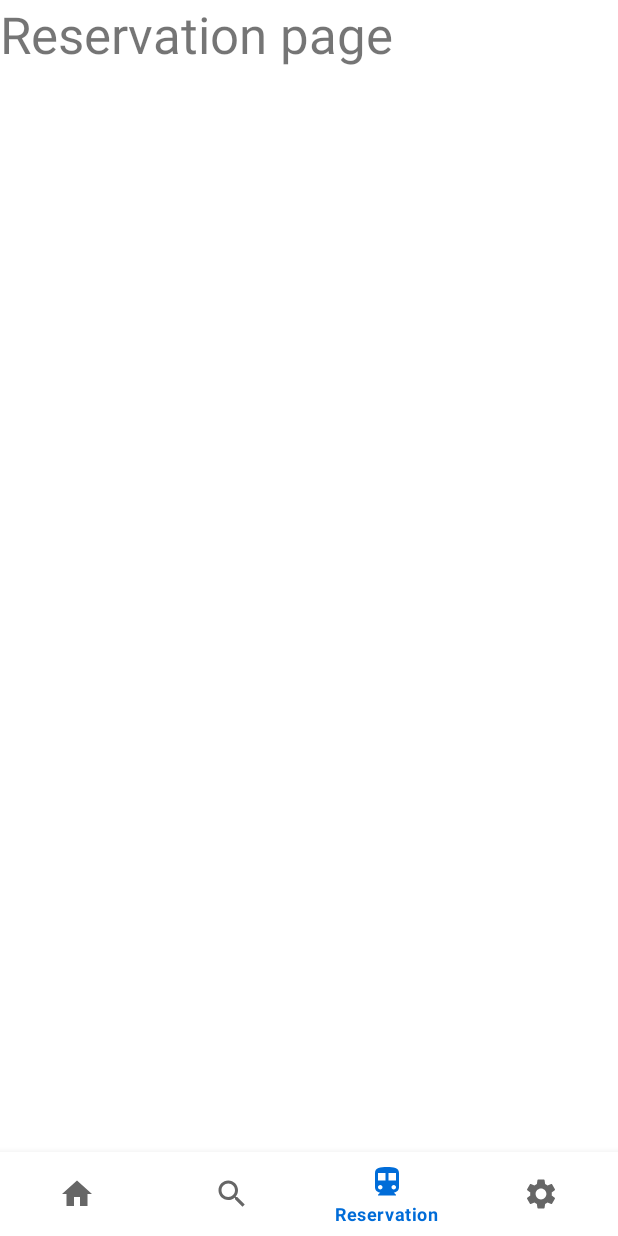
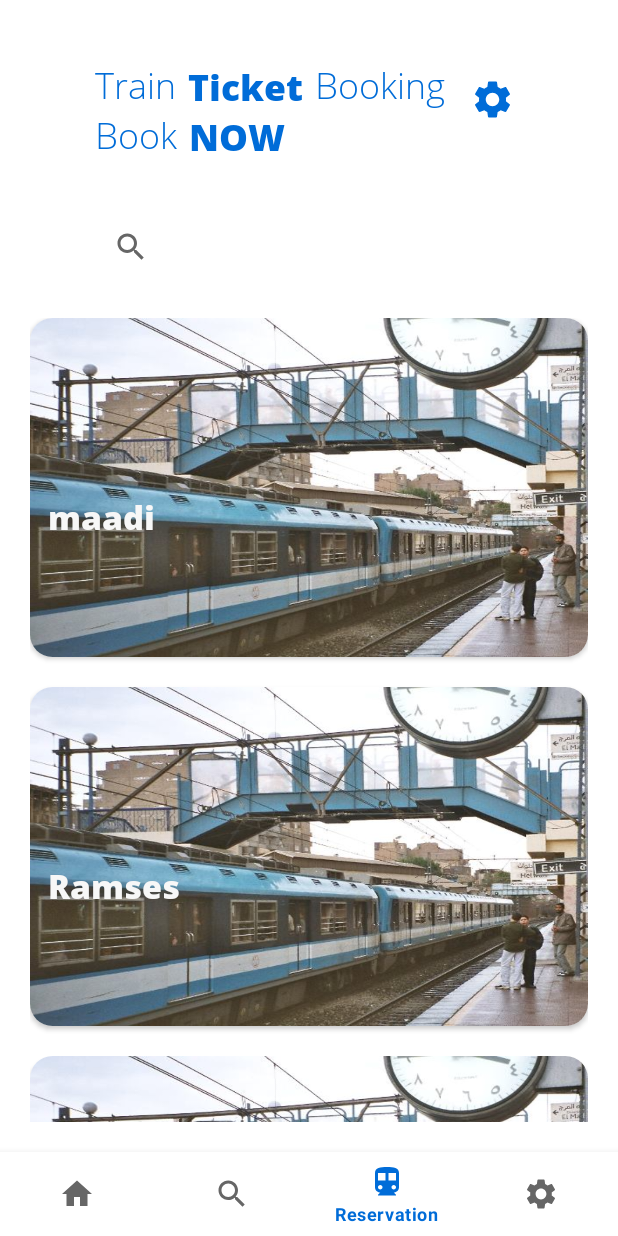
Before and after one commit to kamelelrefaie/Metroid, an Android app: the ReservationFragment screen opened through its navigation route, on a phone screen of 412 x 824 dp. Run offline under Robolectric (Android 15) with nearby library versions, the phone set to English and light mode, and no system bars; our stand-ins replace Dagger/Hilt's generated code, navigation-ui.

Commit message:
working on search and reservation

```diff
--- /dev/null
+++ b/app/src/main/java/com/example/metroid/data/StationData.kt
@@ -0,0 +1,3 @@
+package com.example.metroid.data
+
+data class StationData (val stationInfo: String, val stationImage: Int)
--- /dev/null
+++ b/app/src/main/java/com/example/metroid/ui/adapter/ReservationAdapter.kt
@@ -0,0 +1,38 @@
+package com.example.metroid.ui.adapter
+
+import android.view.LayoutInflater
+import android.view.ViewGroup
+import androidx.recyclerview.widget.RecyclerView
+import com.bumptech.glide.RequestManager
+import com.example.metroid.data.StationData
+import com.example.metroid.databinding.ItemReservationBinding
+import com.example.metroid.databinding.ItemSettingsBinding
+import kotlinx.android.synthetic.main.item_reservation.view.*
+import kotlinx.android.synthetic.main.item_settings.view.*
+
+class ReservationAdapter (private val glide: RequestManager?=null): RecyclerView.Adapter<ReservationAdapter.ReservationViewHolder>() {
+    private var stationList = listOf<StationData>()
+    override fun onCreateViewHolder(parent: ViewGroup, viewType: Int): ReservationViewHolder {
+        val binding: ItemReservationBinding =
+            ItemReservationBinding.inflate(LayoutInflater.from(parent.context), parent, false)
+
+        return ReservationViewHolder(binding)
+    }
+
+    override fun onBindViewHolder(holder: ReservationViewHolder, position: Int) {
+        glide?.load( stationList[position].stationImage)?.into( holder.itemView.ivStation)
+         holder.itemView.tvStationName.text=stationList[position].stationInfo
+    }
+
+    override fun getItemCount(): Int {
+        return stationList.size
+    }
+
+    fun setStationList(stationData: List<StationData>) {
+        stationList = stationData
+        notifyDataSetChanged()
+    }
+
+    class ReservationViewHolder(view: ItemReservationBinding) : RecyclerView.ViewHolder(view.root)
+
+}
--- a/app/src/main/java/com/example/metroid/ui/view/main_Cycle/ReservationFragment.kt
+++ b/app/src/main/java/com/example/metroid/ui/view/main_Cycle/ReservationFragment.kt
@@ -5,56 +5,44 @@ import androidx.fragment.app.Fragment
 import android.view.LayoutInflater
 import android.view.View
 import android.view.ViewGroup
+import androidx.recyclerview.widget.LinearLayoutManager
 import com.example.metroid.R
+import com.example.metroid.data.StationData
+import com.example.metroid.databinding.FragmentReservationBinding
+import com.example.metroid.ui.adapter.ReservationAdapter
 
 // TODO: Rename parameter arguments, choose names that match
 // the fragment initialization parameters, e.g. ARG_ITEM_NUMBER
 private const val ARG_PARAM1 = "param1"
 private const val ARG_PARAM2 = "param2"
 
-/**
- * A simple [Fragment] subclass.
- * Use the [ReservationFragment.newInstance] factory method to
- * create an instance of this fragment.
- */
+
 class ReservationFragment : Fragment() {
-    // TODO: Rename and change types of parameters
-    private var param1: String? = null
-    private var param2: String? = null
 
-    override fun onCreate(savedInstanceState: Bundle?) {
-        super.onCreate(savedInstanceState)
-        arguments?.let {
-            param1 = it.getString(ARG_PARAM1)
-            param2 = it.getString(ARG_PARAM2)
-        }
-    }
 
     override fun onCreateView(
         inflater: LayoutInflater, container: ViewGroup?,
         savedInstanceState: Bundle?
-    ): View? {
+    ): View {
         // Inflate the layout for this fragment
-        return inflater.inflate(R.layout.fragment_reservation, container, false)
+        val fragmentReservationBinding
+        :FragmentReservationBinding = FragmentReservationBinding.inflate(inflater)
+
+        fragmentReservationBinding.rvReservation.layoutManager =LinearLayoutManager(requireContext(),LinearLayoutManager.VERTICAL,false)
+        val list = mutableListOf<StationData>()
+        list.add(StationData("maadi",R.drawable.maadi_station))
+        list.add(StationData("Ramses",R.drawable.maadi_station))
+        list.add(StationData("cairo",R.drawable.maadi_station))
+        list.add(StationData("alex",R.drawable.maadi_station))
+
+        val adapter = ReservationAdapter()
+        adapter.setStationList(list)
+
+        fragmentReservationBinding.rvReservation.adapter = adapter
+
+
+        return fragmentReservationBinding.root
     }
 
-    companion object {
-        /**
-         * Use this factory method to create a new instance of
-         * this fragment using the provided parameters.
-         *
-         * @param param1 Parameter 1.
-         * @param param2 Parameter 2.
-         * @return A new instance of fragment ReservationFragment.
-         */
-        // TODO: Rename and change types and number of parameters
-        @JvmStatic
-        fun newInstance(param1: String, param2: String) =
-            ReservationFragment().apply {
-                arguments = Bundle().apply {
-                    putString(ARG_PARAM1, param1)
-                    putString(ARG_PARAM2, param2)
-                }
-            }
-    }
+
 }
--- /dev/null
+++ b/app/src/main/java/com/example/metroid/utils/Constants.kt
@@ -0,0 +1,13 @@
+package com.example.metroid.utils
+
+object Constants {
+
+    val RESERVATION_LIST = listOf<String>(
+        "Maadi Station",
+        "Ramsis Station",
+        "Ramsis Station",
+        "Ramsis Station",
+        "Ramsis Station",
+        "Ramsis Station"
+    )
+}
--- a/app/src/main/res/layout/fragment_reservation.xml
+++ b/app/src/main/res/layout/fragment_reservation.xml
@@ -1,15 +1,134 @@
 <?xml version="1.0" encoding="utf-8"?>
-<FrameLayout xmlns:android="http://schemas.android.com/apk/res/android"
+<androidx.constraintlayout.widget.ConstraintLayout xmlns:android="http://schemas.android.com/apk/res/android"
     xmlns:tools="http://schemas.android.com/tools"
     android:layout_width="match_parent"
     android:layout_height="match_parent"
+    xmlns:app="http://schemas.android.com/apk/res-auto"
     tools:context=".ui.view.main_Cycle.ReservationFragment">
 
-    <!-- TODO: Update blank fragment layout -->
+
+    <androidx.constraintlayout.widget.Guideline
+        android:layout_width="wrap_content"
+        android:layout_height="wrap_content"
+        android:id="@+id/guideline"
+        android:layout_marginStart="20dp"
+        android:layout_marginLeft="20dp"
+        android:orientation="vertical"
+        app:layout_constraintGuide_end="349dp"
+        app:layout_constraintStart_toStartOf="parent"/>
+
+    <androidx.constraintlayout.widget.Guideline
+        android:layout_width="wrap_content"
+        android:layout_height="wrap_content"
+        android:id="@+id/guideline2"
+        android:layout_marginStart="20dp"
+        android:layout_marginLeft="20dp"
+        android:orientation="vertical"
+        app:layout_constraintGuide_begin="349dp"
+        app:layout_constraintStart_toStartOf="parent"/>
+
     <TextView
-        android:layout_width="match_parent"
-        android:layout_height="match_parent"
-        android:text="Reservation page"
-        android:textSize="34sp" />
+        android:id="@+id/firstText"
+        android:layout_width="wrap_content"
+        android:layout_height="wrap_content"
+        android:layout_marginTop="40dp"
+        android:fontFamily="@font/open_sans_light"
+        android:text="Train"
+        android:textColor="@color/primaryColor"
+        android:textSize="24sp"
+        app:layout_constraintStart_toStartOf="@+id/guideline"
+        app:layout_constraintTop_toTopOf="parent"/>
 
-</FrameLayout>
+    <TextView
+        android:id="@+id/textView"
+        android:layout_width="wrap_content"
+        android:layout_height="wrap_content"
+        android:layout_marginStart="8dp"
+        android:fontFamily="@font/open_sans_extra_bold"
+        android:text="Ticket"
+        android:textColor="@color/primaryColor"
+        android:textSize="24sp"
+        app:layout_constraintStart_toEndOf="@+id/firstText"
+        app:layout_constraintTop_toTopOf="@+id/firstText"
+        android:layout_marginLeft="8dp" />
+
+    <TextView
+        android:id="@+id/textView2"
+        android:layout_width="wrap_content"
+        android:layout_height="wrap_content"
+        android:layout_marginStart="8dp"
+        android:fontFamily="@font/open_sans_light"
+        android:text="Booking"
+        android:textColor="@color/primaryColor"
+        android:textSize="24sp"
+        app:layout_constraintStart_toEndOf="@+id/textView"
+        app:layout_constraintTop_toTopOf="@+id/textView"
+        android:layout_marginLeft="8dp" />
+
+    <TextView
+        android:id="@+id/textView3"
+        android:layout_width="wrap_content"
+        android:layout_height="wrap_content"
+        android:fontFamily="@font/open_sans_light"
+        android:text="Book"
+        android:textColor="@color/primaryColor"
+        android:textSize="24sp"
+        app:layout_constraintStart_toStartOf="@+id/guideline"
+        app:layout_constraintTop_toBottomOf="@id/firstText"/>
+
+    <TextView
+        android:id="@+id/textView4"
+        android:layout_width="wrap_content"
+        android:layout_height="wrap_content"
+        android:layout_marginStart="8dp"
+        android:layout_marginLeft="8dp"
+        android:fontFamily="@font/open_sans_extra_bold"
+        android:text="NOW"
+        android:textColor="@color/primaryColor"
+        android:textSize="24sp"
+        app:layout_constraintStart_toEndOf="@id/textView3"
+        app:layout_constraintTop_toTopOf="@id/textView3"/>
+
+    <ImageView
+        android:id="@+id/imageView"
+        android:layout_width="30dp"
+        android:layout_height="30dp"
+        android:layout_marginTop="51dp"
+        android:layout_marginEnd="5dp"
+        android:layout_marginRight="5dp"
+        app:layout_constraintEnd_toStartOf="@id/guideline2"
+        app:layout_constraintTop_toTopOf="parent"
+        app:tint="@color/primaryColor"
+        android:src="@drawable/ic_settings"/>
+
+    <SearchView
+        android:id="@+id/searchView"
+        android:layout_width="0dp"
+        android:layout_height="55dp"
+        android:layout_marginTop="30dp"
+        android:elevation="20dp"
+        android:queryHint="Search here..."
+        app:layout_constraintEnd_toStartOf="@id/guideline2"
+        app:layout_constraintHorizontal_bias="1.0"
+        app:layout_constraintStart_toStartOf="@id/guideline"
+        app:layout_constraintTop_toBottomOf="@id/textView3"
+        tools:targetApi="lollipop"/>
+
+    <androidx.recyclerview.widget.RecyclerView
+        android:id="@+id/rvReservation"
+        android:layout_width="0dp"
+        android:layout_height="0dp"
+        android:layout_marginTop="45dp"
+        app:layout_constraintBottom_toBottomOf="parent"
+        app:layout_constraintEnd_toEndOf="parent"
+        app:layout_constraintHorizontal_bias="0.506"
+        android:layout_margin="20dp"
+        app:layout_constraintStart_toStartOf="parent"
+        app:layout_constraintTop_toBottomOf="@id/searchView"
+        app:layout_constraintVertical_bias="0.0"/>
+
+
+
+
+
+</androidx.constraintlayout.widget.ConstraintLayout>
--- /dev/null
+++ b/app/src/main/res/layout/item_reservation.xml
@@ -0,0 +1,48 @@
+<?xml version="1.0" encoding="utf-8"?>
+
+<androidx.cardview.widget.CardView xmlns:android="http://schemas.android.com/apk/res/android"
+    xmlns:app="http://schemas.android.com/apk/res-auto"
+    android:id="@+id/cardView"
+    android:layout_width="match_parent"
+    android:layout_height="226dp"
+    android:layout_marginBottom="20dp"
+    android:elevation="10dp"
+    app:cardCornerRadius="15dp"
+    >
+
+    <androidx.constraintlayout.widget.ConstraintLayout
+        android:layout_width="match_parent"
+        android:layout_height="match_parent">
+
+        <ImageView
+            android:id="@+id/ivStation"
+            android:layout_width="wrap_content"
+            android:layout_height="wrap_content"
+            android:background="@drawable/maadi_station"
+            app:layout_constraintBottom_toBottomOf="parent"
+            app:layout_constraintEnd_toEndOf="parent"
+            app:layout_constraintHorizontal_bias="0.0"
+            app:layout_constraintStart_toStartOf="parent"
+            app:layout_constraintTop_toTopOf="parent"
+            app:layout_constraintVertical_bias="0.0" />
+
+        <TextView
+            android:id="@+id/tvStationName"
+            android:layout_width="wrap_content"
+            android:layout_height="wrap_content"
+            android:layout_marginStart="12dp"
+            android:layout_marginLeft="12dp"
+            android:layout_marginTop="116dp"
+            android:fontFamily="@font/open_sans_extra_bold"
+            android:text="Ramses Station \n Cairo Egypt"
+            android:textColor="@color/white"
+            android:textSize="22sp"
+            app:layout_constraintEnd_toEndOf="parent"
+            app:layout_constraintHorizontal_bias="0.0"
+            app:layout_constraintStart_toStartOf="parent"
+            app:layout_constraintTop_toTopOf="parent" />
+
+
+    </androidx.constraintlayout.widget.ConstraintLayout>
+
+</androidx.cardview.widget.CardView>
```
Also changed, not shown: app/src/main/res/drawable/maadi_station.jpg (added), app/src/main/res/font/open_sans_bold.ttf (added), app/src/main/res/font/open_sans_extra_bold.ttf (added), app/src/main/res/font/open_sans_light.ttf (added), app/src/main/res/font/open_sans_regular.ttf (added), app/src/main/res/font/open_sans_semi_bold.ttf (added), app/src/main/res/layout/fragment_settings.xml (line endings or trailing spaces).
